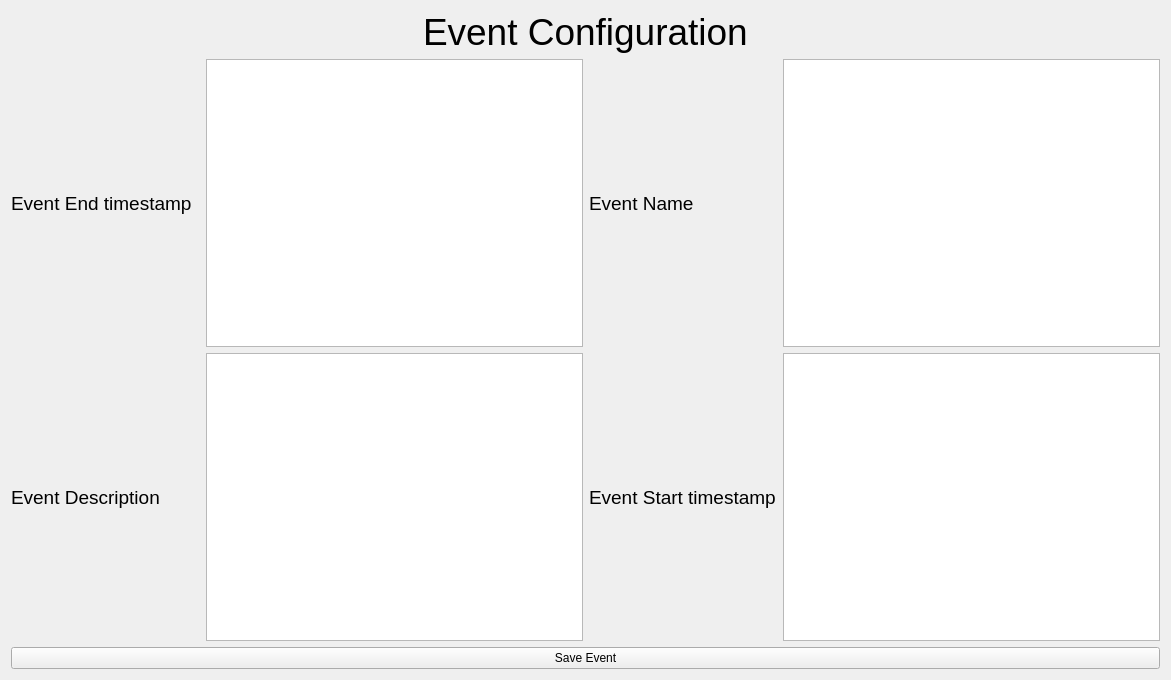
Before: the Qt Designer form PICK GUI/UI/Event.ui in CS4311-spring-2020/pick-tool-team13-the-bombs, drawn with Qt 5.
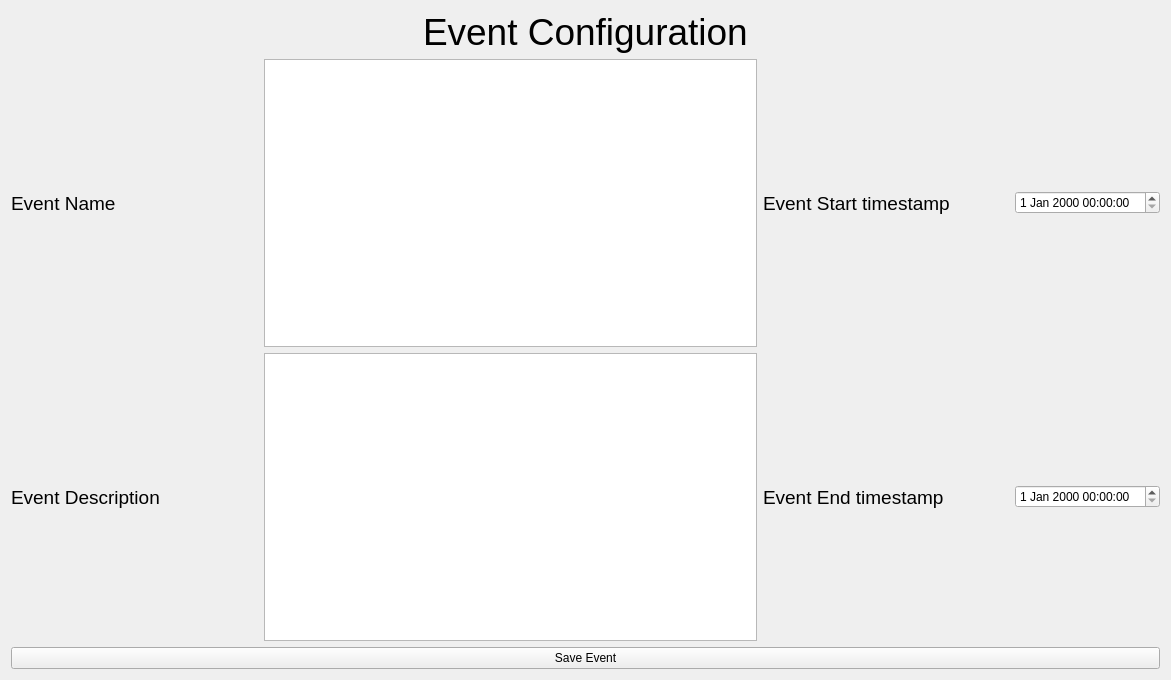
After: the same form once the commit is applied.

Patch:
```diff
--- a/PICK GUI/UI/Event.ui
+++ b/PICK GUI/UI/Event.ui
@@ -29,6 +29,16 @@
    <item>
     <layout class="QGridLayout" name="gridLayout">
      <item row="1" column="1">
+      <widget class="QTextEdit" name="EventEndTextbox">
+       <property name="maximumSize">
+        <size>
+         <width>1000</width>
+         <height>1000</height>
+        </size>
+       </property>
+      </widget>
+     </item>
+     <item row="5" column="1">
       <widget class="QTextEdit" name="DescriptionTextbox">
        <property name="sizePolicy">
         <sizepolicy hsizetype="Expanding" vsizetype="Expanding">
@@ -36,12 +46,18 @@
          <verstretch>0</verstretch>
         </sizepolicy>
        </property>
+       <property name="maximumSize">
+        <size>
+         <width>16777215</width>
+         <height>10000</height>
+        </size>
+       </property>
       </widget>
      </item>
-     <item row="0" column="1">
-      <widget class="QTextEdit" name="EventEndTextbox"/>
+     <item row="5" column="3">
+      <widget class="QDateTimeEdit" name="EventConfigEndDate"/>
      </item>
-     <item row="1" column="0">
+     <item row="5" column="0">
       <widget class="QLabel" name="EventDescriptionlabel">
        <property name="sizePolicy">
         <sizepolicy hsizetype="Preferred" vsizetype="Preferred">
@@ -59,35 +75,7 @@
        </property>
       </widget>
      </item>
-     <item row="0" column="0">
-      <widget class="QLabel" name="EventEndlabel">
-       <property name="sizePolicy">
-        <sizepolicy hsizetype="Preferred" vsizetype="Preferred">
-         <horstretch>5</horstretch>
-         <verstretch>0</verstretch>
-        </sizepolicy>
-       </property>
-       <property name="font">
-        <font>
-         <pointsize>14</pointsize>
-        </font>
-       </property>
-       <property name="text">
-        <string>Event End timestamp</string>
-       </property>
-      </widget>
-     </item>
-     <item row="0" column="3">
-      <widget class="QTextEdit" name="NameTextbox">
-       <property name="sizePolicy">
-        <sizepolicy hsizetype="Expanding" vsizetype="Expanding">
-         <horstretch>10</horstretch>
-         <verstretch>0</verstretch>
-        </sizepolicy>
-       </property>
-      </widget>
-     </item>
-     <item row="0" column="2">
+     <item row="1" column="0">
       <widget class="QLabel" name="EventNamelabel">
        <property name="sizePolicy">
         <sizepolicy hsizetype="Preferred" vsizetype="Preferred">
@@ -106,7 +94,25 @@
       </widget>
      </item>
      <item row="1" column="3">
-      <widget class="QTextEdit" name="EventStartTextbox"/>
+      <widget class="QDateTimeEdit" name="EventConfigStartDate"/>
+     </item>
+     <item row="5" column="2">
+      <widget class="QLabel" name="EventEndlabel">
+       <property name="sizePolicy">
+        <sizepolicy hsizetype="Preferred" vsizetype="Preferred">
+         <horstretch>5</horstretch>
+         <verstretch>0</verstretch>
+        </sizepolicy>
+       </property>
+       <property name="font">
+        <font>
+         <pointsize>14</pointsize>
+        </font>
+       </property>
+       <property name="text">
+        <string>Event End timestamp</string>
+       </property>
+      </widget>
      </item>
      <item row="1" column="2">
       <widget class="QLabel" name="EventStartlabel">
```
